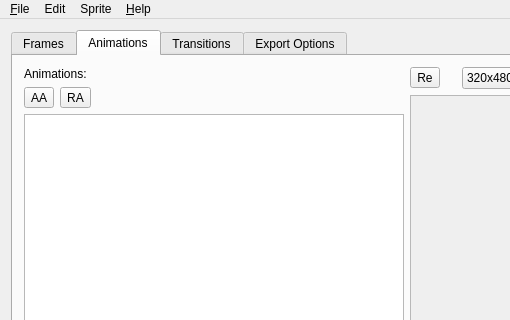
Old version of the form mainwindow.ui in the repository lvklabs/sprite-animator-tool; both pictures show x 0 to 510 and y 0 to 320 of the 1199 by 746 pixel window.
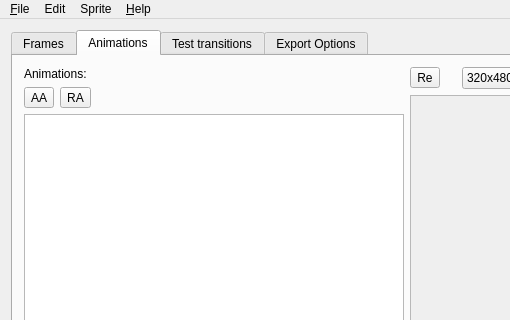
New version of the form. The open tabs and pages were chosen to show the change. Icons and pictures are not drawn. Custom widgets are drawn as their Qt base class.

Commit message: Implemented buttons to remove animations in transitions

```diff
--- a/mainwindow.ui
+++ b/mainwindow.ui
@@ -1401,7 +1401,7 @@
       </widget>
       <widget class="QWidget" name="transitionsTab">
        <attribute name="title">
-        <string>Transitions</string>
+        <string>Test transitions</string>
        </attribute>
        <layout class="QGridLayout" name="gridLayout_3">
         <item row="0" column="0">
```
Left out of the diff: 22 changed lines with no effect on the pictures. The commit also changes 2 other files.
